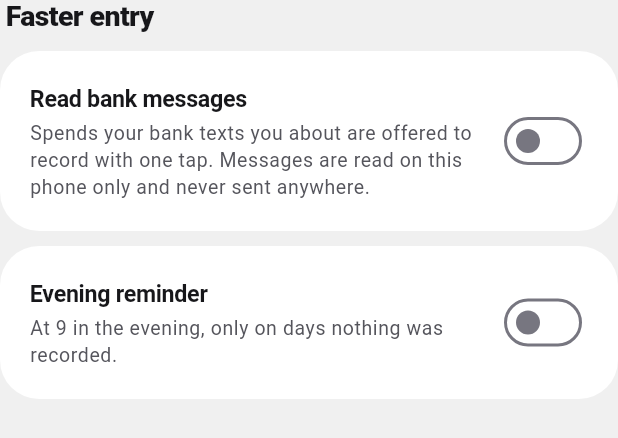
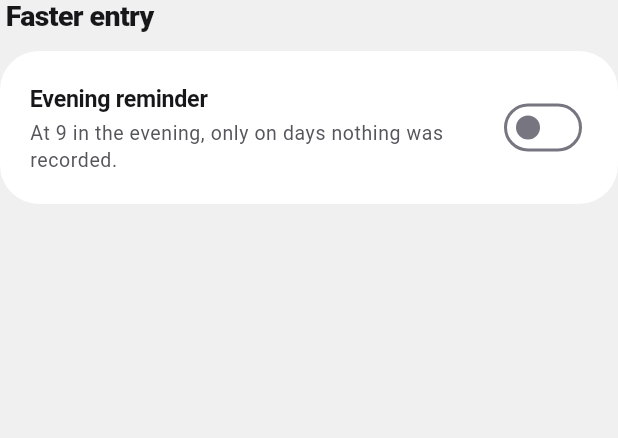
Before and after one commit to sajjadbabamaleki-lgtm/upino, a Flutter app: the FasterEntrySection widget shown alone on an empty page, opened directly with empty values, on a phone screen of 412 x 824 dp. Shown: the top 438 px of the screen. Run offline on Flutter 3.47's test engine with Material 3 defaults, Android fonts, the phone set to English and light mode, and no system bars; our stand-ins replace file_picker, flutter_local_notifications, flutter_svg, image_picker, share_plus, speech_to_text and 1 more; missing offline and left inert: cryptography, home_widget.

Commit message:
Keep SMS reading for a Play build, and ship a release APK
Google Play Protect blocks any sideloaded app that asks to read SMS
("App blocked to protect your device"), so the APK could not be
installed at all.

READ_SMS moves out of the main manifest into a new "play" flavor, meant
for a Play Store release once Google approves the SMS permissions
declaration. The "direct" flavor, which CI builds and publishes, leaves
it out and does not show the Read bank messages switch. The inbox code,
the parser and the suggestions are shared and unchanged; only the
permission and the switch differ, keyed on appFlavor.

CI now builds a release APK: compiled ahead of time, so it runs at full
speed and is a fraction of the 168 MB debug build. It is still signed
with the committed key, so builds keep installing over each other. A
keep.xml holds on to the widget layout and the notification icon, which
the resource shrinker cannot see being used.

Co-Authored-By: Claude Opus 5.5 <noreply@anthropic.com>
Claude-Session: https://claude.ai/code/session_01EPeHDspARvZmrMak7awjUc

```diff
--- a/app/lib/screens/faster_entry_section.dart
+++ b/app/lib/screens/faster_entry_section.dart
@@ -8,11 +8,17 @@ library;
 import 'dart:async';
 
 import 'package:flutter/material.dart';
+import 'package:flutter/services.dart' show appFlavor;
 
 import '../design/parts.dart';
 import '../device/device_bridge.dart';
 import '../l10n/app_localizations.dart';
 import '../state/app_state.dart';
+
+/// Whether this build may read the SMS inbox. Only the Play build declares
+/// READ_SMS (see android/app/build.gradle.kts); in the direct APK the switch
+/// would ask for a permission the app does not have.
+bool get smsInboxAvailable => appFlavor == 'play';
 
 class FasterEntrySection extends StatelessWidget {
   const FasterEntrySection({required this.state, super.key});
@@ -60,6 +66,7 @@ class FasterEntrySection extends StatelessWidget {
       crossAxisAlignment: CrossAxisAlignment.stretch,
       children: [
         SectionHeading(l.fasterTitle),
+        if (smsInboxAvailable) ...[
           _SwitchCard(
             key: const Key('profile-sms'),
             title: l.smsTitle,
@@ -68,6 +75,7 @@ class FasterEntrySection extends StatelessWidget {
             onChanged: (on) => unawaited(_toggleSms(context, on)),
           ),
           const SizedBox(height: 10),
+        ],
         _SwitchCard(
           key: const Key('profile-reminder'),
           title: l.reminderTitleSetting,
```
Also changed, not shown: 8 other files. Lines whose indentation alone changed are shown as unchanged.
